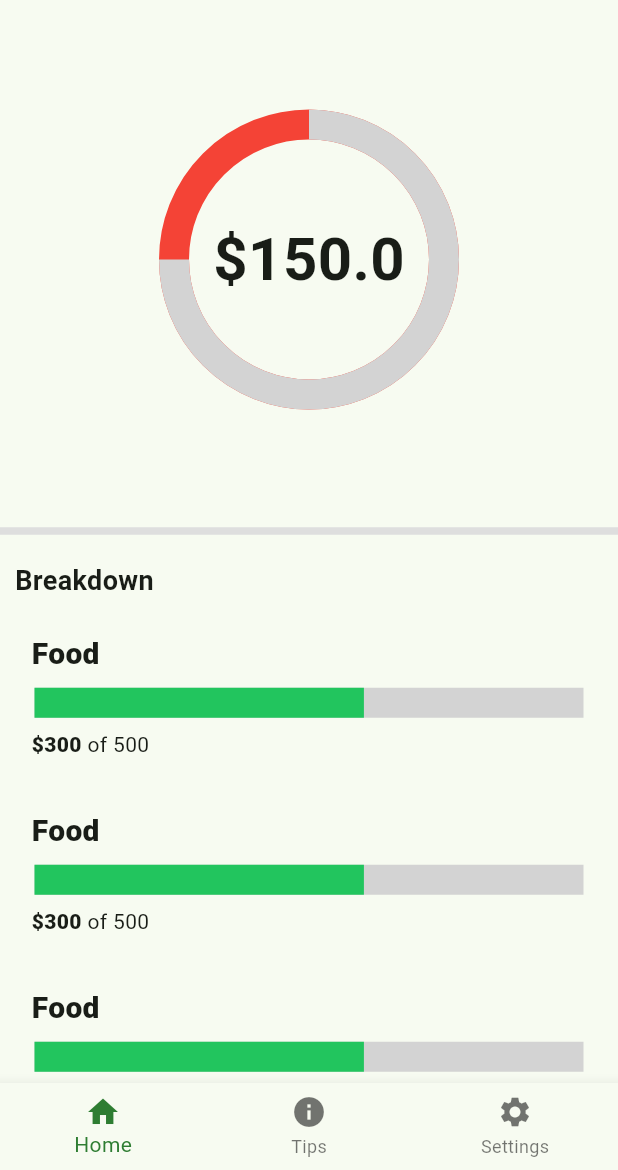
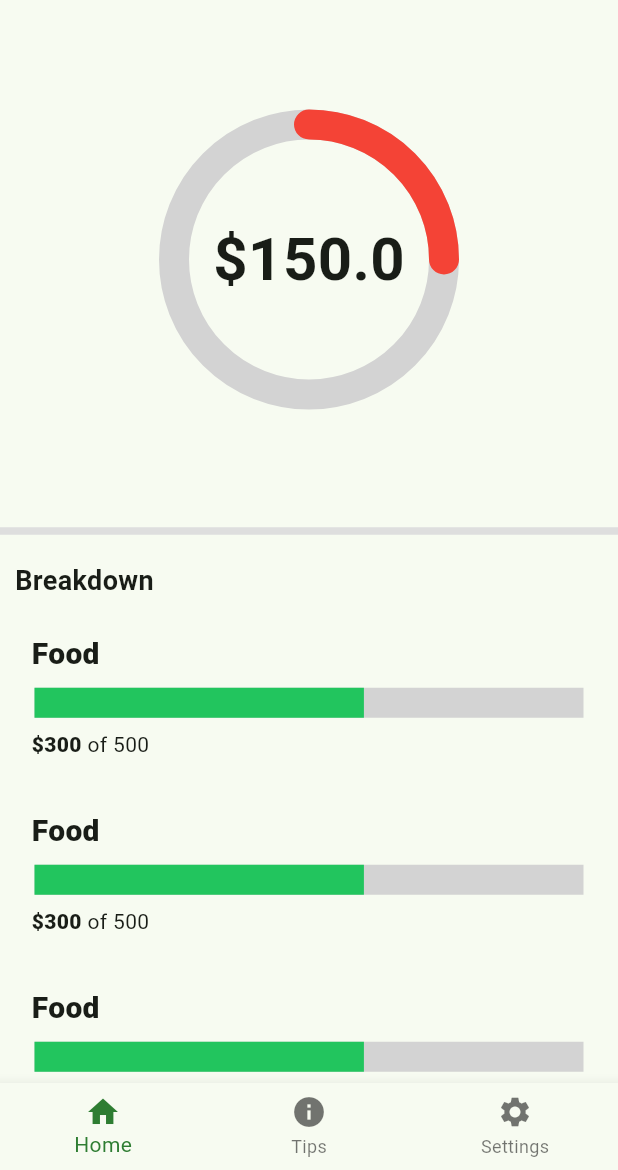
Before and after one commit to WSU-4110/budgie, a Flutter app: the screen it shows after launch, on a phone screen of 412 x 824 dp, the part 66-1236 px from its top. Run offline on Flutter 3.47's test engine with Material 2 defaults, Android fonts, the phone set to English and light mode, and no system bars; drawn by our look-alikes of percent_indicator; our stand-ins replace firebase_core; accounts and stored records are empty; generated files the repository leaves out were written again.

Commit message:
Exception handling for total Budget
Handled the case where total budget could equal to 0

```diff
--- a/lib/BudgetCircle/overallBudget.dart
+++ b/lib/BudgetCircle/overallBudget.dart
@@ -4,18 +4,23 @@ import 'package:percent_indicator/circular_percent_indicator.dart';
 double totalBudget = 600;
 double currentBudget = 150;
 
-double ovProgress = 1 - (currentBudget / totalBudget);
-
 String currentBud = '$currentBudget';
 
-Color colorChange(double progress) {
-  if (progress >= .75 ){
-    return Colors.red;
+ovProgress(double totalBud, double currentBud) {
+  double progress = 0;
+
+  if (totalBud <= 0) {
+    return progress;
   }
-  else if (progress >= .50) {
-    return Colors.yellow;
-  }
-  else {
-    return Colors.green;
+
+  else{
+    progress = (currentBud / totalBud);
+    return progress;
   }
 }
+
+Color colorChange(double prog) {
+  if (prog <= .33 ){ return Colors.red; }
+  else if (prog <= .66) { return Colors.yellow; }
+  else { return Colors.green; }
+}
--- a/lib/BudgetCircle/overallBudgetCircle.dart
+++ b/lib/BudgetCircle/overallBudgetCircle.dart
@@ -18,13 +18,14 @@ class _BudgetCircleState extends State<OverBudgie> {
           animation: false,
           radius: 100,
           lineWidth: 20,
-          percent: ovProgress,
+          percent: ovProgress(totalBudget, currentBudget),
           center: new Text("\$" + currentBud,
           style:
           new TextStyle(fontWeight: FontWeight.bold, fontSize: 40.0)
           ),
-          progressColor: const Color.fromRGBO(211, 211, 211, 1),
-          backgroundColor: colorChange(ovProgress),
+          circularStrokeCap: CircularStrokeCap.round,
+          backgroundColor: const Color.fromRGBO(211, 211, 211, 1),
+          progressColor: colorChange(ovProgress(totalBudget, currentBudget)),
           ),
         ),
       );
```
Also changed, not shown: pubspec.lock, 2 other files.
